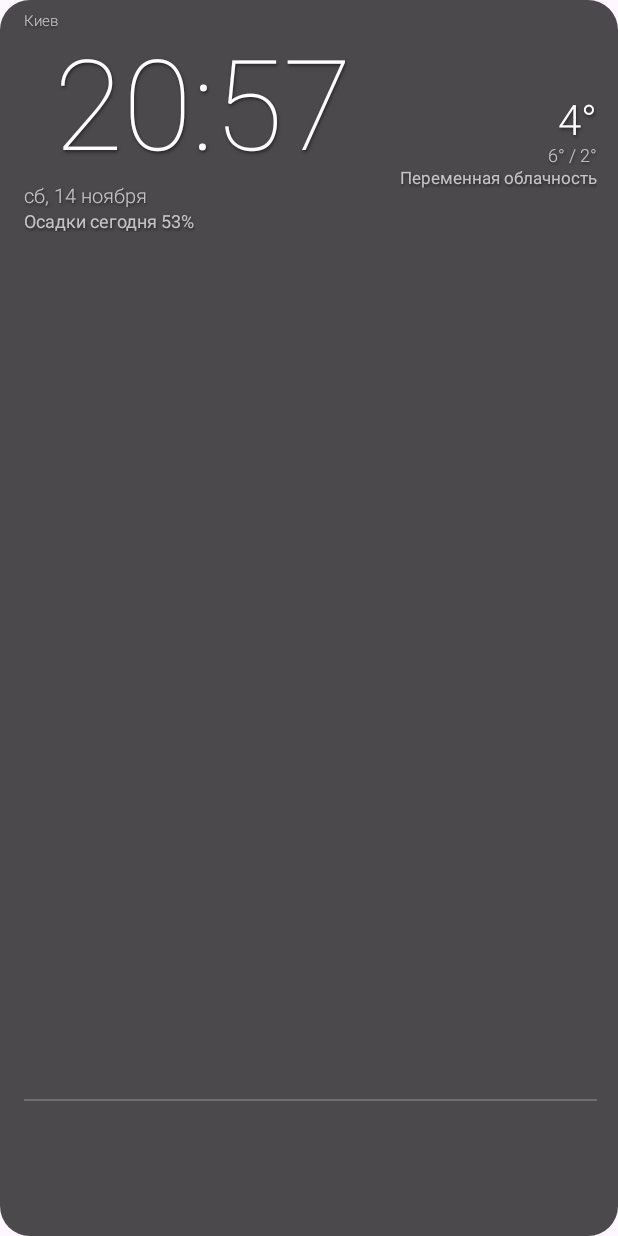
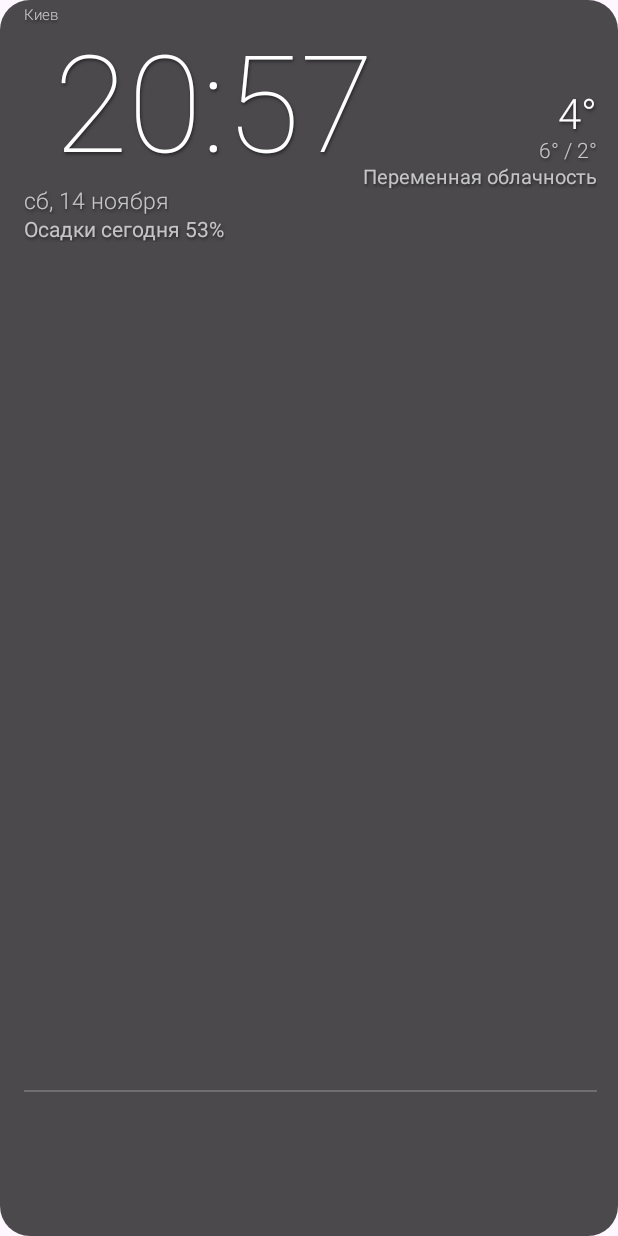
Before and after one commit to rioorob-hash2/ClockWeather-Android, an Android app: the layout widget_4x3.xml on its own in the app's theme, with its tools: preview values and no code run, on a phone screen of 412 x 824 dp. Run offline under Robolectric (Android 15) with nearby library versions, the phone set to English and light mode, and no system bars.

Commit message:
2.0: 4x3 — время 90sp, дата/осадки/мин-макс/описание и температуры прогноза крупнее

```diff
--- a/app/build.gradle.kts
+++ b/app/build.gradle.kts
@@ -13,8 +13,8 @@ android {
         applicationId = "com.bratik.clockweather"
         minSdk = 32
         targetSdk = 36
-        versionCode = 6
-        versionName = "1.9"
+        versionCode = 7
+        versionName = "2.0"
     }
 
     val keystoreFile = rootProject.file("keystore.jks")
--- a/app/src/main/java/com/bratik/clockweather/widgets/ForecastStrip.kt
+++ b/app/src/main/java/com/bratik/clockweather/widgets/ForecastStrip.kt
@@ -25,9 +25,9 @@ object ForecastStrip {
 
     private const val COLUMNS = 5
 
-    private const val DAY_TEXT_SP = 12f
-    private const val RANGE_TEXT_SP = 11.5f
-    private const val ICON_DP = 46f
+    private const val DAY_TEXT_SP = 12.5f
+    private const val RANGE_TEXT_SP = 13f
+    private const val ICON_DP = 42f
 
     fun render(
         context: Context,
--- a/app/src/main/java/com/bratik/clockweather/widgets/WidgetRender.kt
+++ b/app/src/main/java/com/bratik/clockweather/widgets/WidgetRender.kt
@@ -159,7 +159,7 @@ object WidgetRender {
             0
         }
         val widthPx = ((if (widthDp in 120..1200) widthDp else 320) * density).toInt()
-        val heightPx = (78 * density).toInt()
+        val heightPx = (84 * density).toInt()
         val bmp = ForecastStrip.render(context, snapshot, fahrenheit, widthPx, heightPx)
         if (bmp != null) {
             rv.setImageViewBitmap(R.id.forecast, bmp)
--- a/app/src/main/res/layout/widget_4x3.xml
+++ b/app/src/main/res/layout/widget_4x3.xml
@@ -17,7 +17,7 @@
         android:layout_height="match_parent"
         android:paddingStart="16dp"
         android:paddingEnd="14dp"
-        android:paddingTop="8dp"
+        android:paddingTop="4dp"
         android:paddingBottom="8dp">
 
         <TextView
@@ -56,7 +56,7 @@
             android:shadowRadius="2"
             android:text="20:57"
             android:textColor="@color/text_primary"
-            android:textSize="84sp" />
+            android:textSize="90sp" />
 
         <TextView
             android:id="@+id/date"
@@ -75,7 +75,7 @@
             android:shadowRadius="2"
             android:text="сб, 14 ноября"
             android:textColor="@color/text_secondary"
-            android:textSize="13sp" />
+            android:textSize="15sp" />
 
         <TextView
             android:id="@+id/today_pop"
@@ -94,7 +94,7 @@
             android:shadowRadius="2"
             android:text="Осадки сегодня 53%"
             android:textColor="@color/text_secondary"
-            android:textSize="12sp" />
+            android:textSize="14sp" />
 
         <ImageView
             android:id="@+id/icon"
@@ -139,7 +139,7 @@
             android:shadowRadius="2"
             android:text="6° / 2°"
             android:textColor="@color/text_secondary"
-            android:textSize="12sp" />
+            android:textSize="14sp" />
 
         <TextView
             android:id="@+id/desc"
@@ -159,7 +159,7 @@
             android:shadowRadius="2"
             android:text="Переменная облачность"
             android:textColor="@color/text_secondary"
-            android:textSize="11sp" />
+            android:textSize="13sp" />
 
         <ImageView
             android:id="@+id/forecast_divider"
@@ -174,7 +174,7 @@
         <ImageView
             android:id="@+id/forecast"
             android:layout_width="match_parent"
-            android:layout_height="78dp"
+            android:layout_height="84dp"
             android:layout_alignParentBottom="true"
             android:contentDescription="@null"
             android:scaleType="fitXY" />
```
Also changed, not shown: 1 other file.
